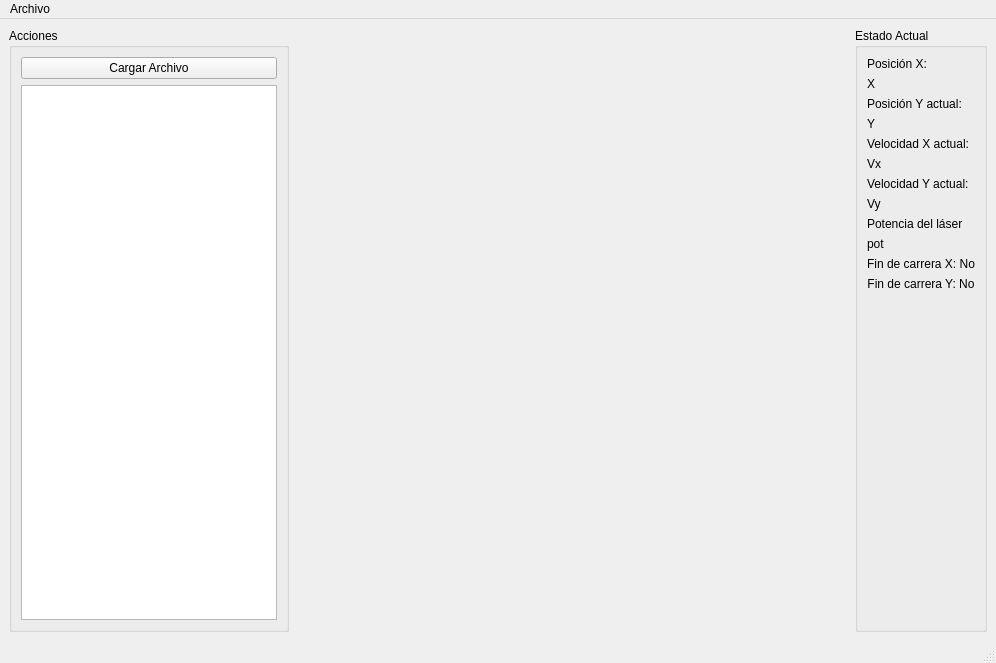
This is CNCLaserPUCP/mainwindow.ui in RaulHuertas/CNCLaserPUCP as Qt 5 draws it before an edit. The edited form follows.
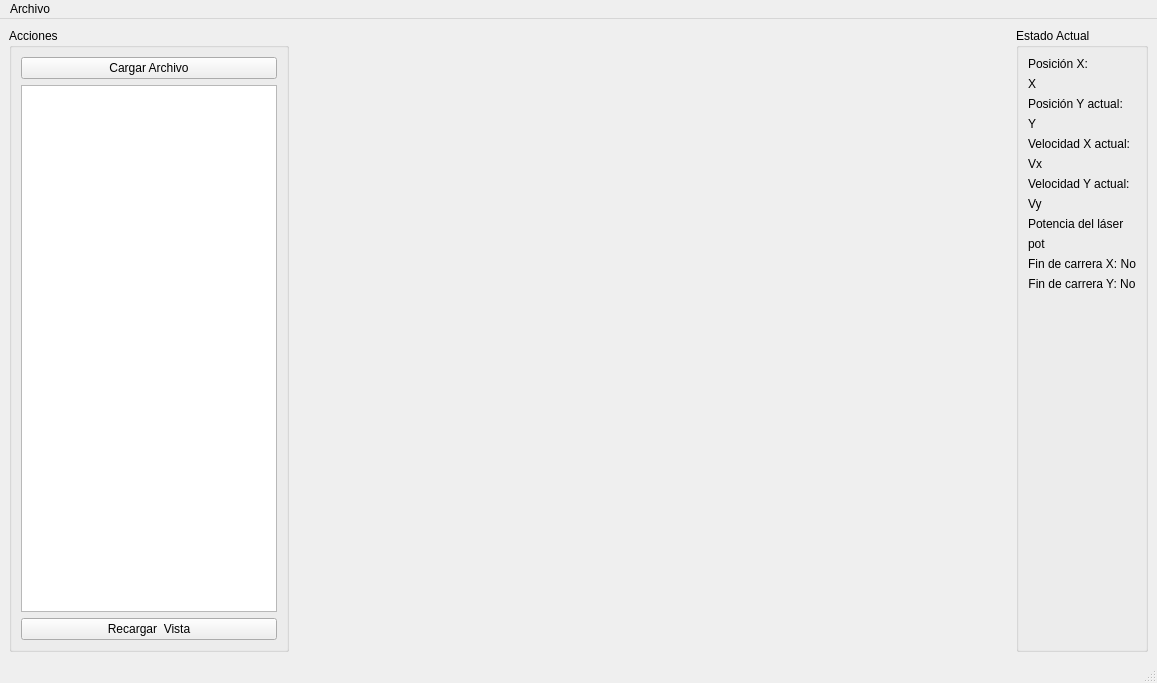
This is the edited form.

Patch:
```diff
--- a/CNCLaserPUCP/mainwindow.ui
+++ b/CNCLaserPUCP/mainwindow.ui
@@ -6,8 +6,8 @@
    <rect>
     <x>0</x>
     <y>0</y>
-    <width>996</width>
-    <height>663</height>
+    <width>1157</width>
+    <height>683</height>
    </rect>
   </property>
   <property name="windowTitle">
@@ -44,6 +44,13 @@
          </property>
         </widget>
        </item>
+       <item>
+        <widget class="QPushButton" name="botonRecargarVista">
+         <property name="text">
+          <string>Recargar  Vista</string>
+         </property>
+        </widget>
+       </item>
       </layout>
      </widget>
     </item>
@@ -182,7 +189,7 @@
     <rect>
      <x>0</x>
      <y>0</y>
-     <width>996</width>
+     <width>1157</width>
      <height>22</height>
     </rect>
    </property>
```
